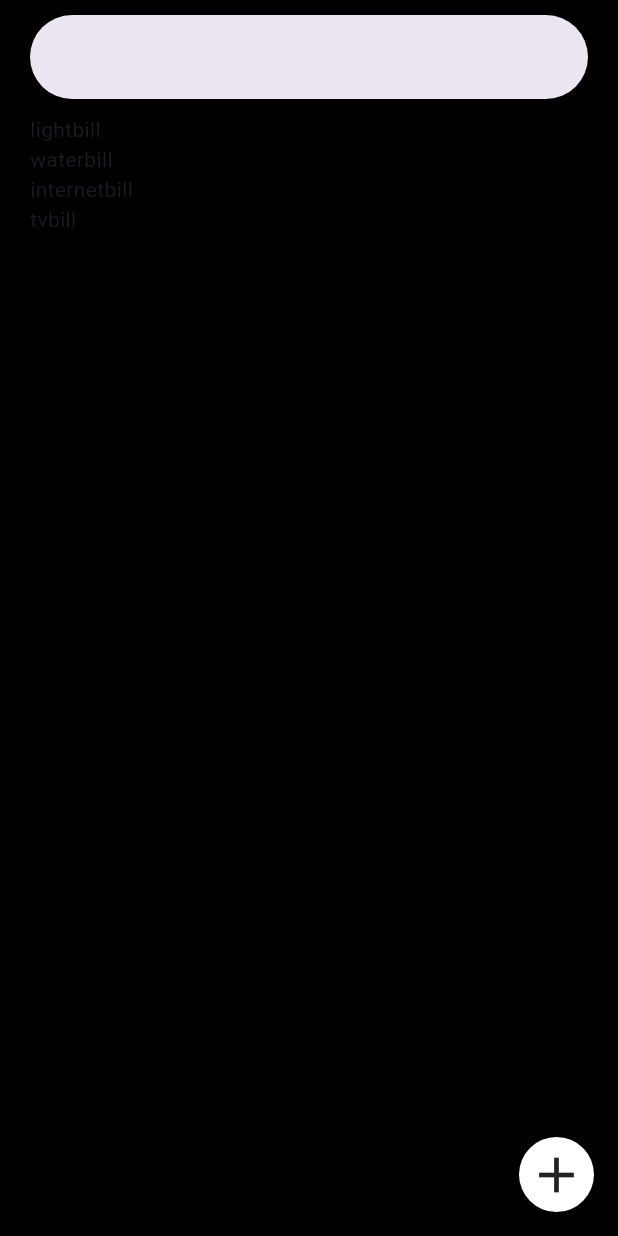
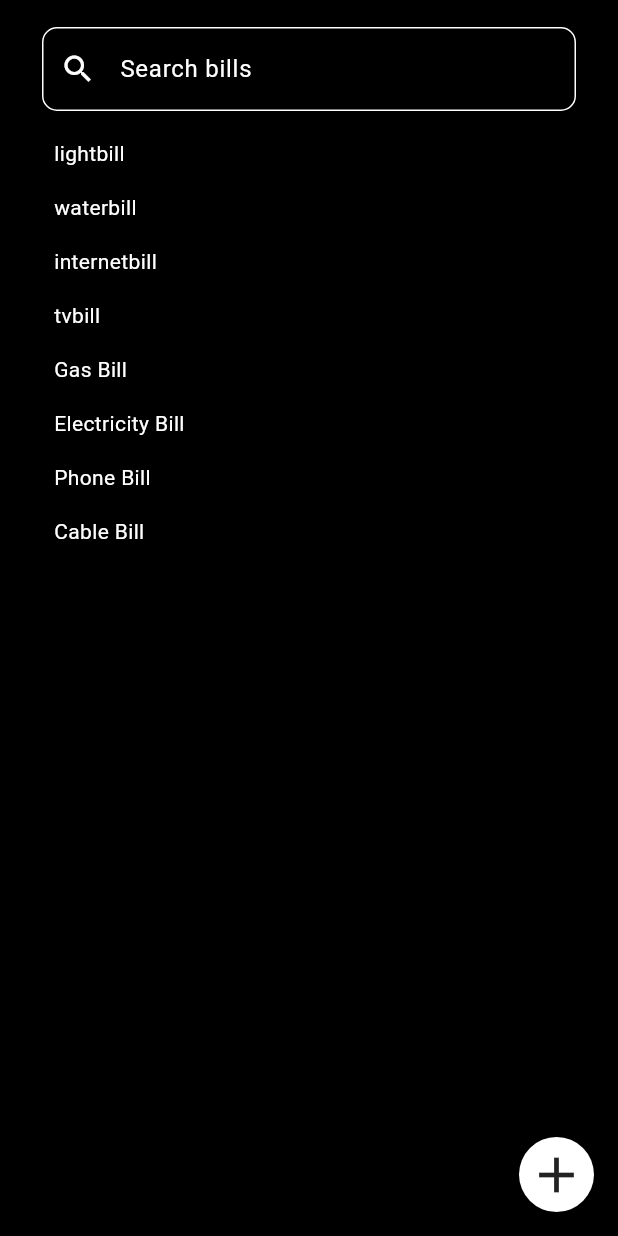
Before and after one commit to kundan-jadhav2001/home_management, a Flutter app: the Bills screen opened by its route, on a phone screen of 412 x 824 dp. Run offline on Flutter 3.47's test engine with Material 3 defaults, Android fonts, the phone set to English and light mode, and no system bars.

Commit message:
created file structure

```diff
--- /dev/null
+++ b/lib/models/bill.dart
@@ -0,0 +1,15 @@
+class Bill {
+  int id;
+  String name;
+  DateTime dueDate;
+  double amount;
+  String status;
+
+  Bill({
+    required this.id,
+    required this.name,
+    required this.dueDate,
+    required this.amount,
+    required this.status,
+  });
+}
--- a/lib/pages/bills.dart
+++ b/lib/pages/bills.dart
@@ -1,6 +1,8 @@
 import 'package:flutter/material.dart';
 
 class Bills extends StatefulWidget {
+  // Constructor for the Bills widget
+
   const Bills({super.key});
 
   @override
@@ -8,6 +10,37 @@ class Bills extends StatefulWidget {
 }
 
 class _BillsState extends State<Bills> {
+
+  void _filterBills(String query) {
+  setState(() {
+    _filteredBills = _allBills
+        .where((bill) => bill.toLowerCase().contains(query.toLowerCase()))
+        .toList();
+  });
+}
+  // List to store all bill names
+  final List<String> _allBills = [
+    "lightbill",
+    "waterbill",
+    "internetbill",
+    "tvbill",
+    "Gas Bill",
+    "Electricity Bill",
+    "Phone Bill",
+    "Cable Bill",
+  ];
+
+  // List to store the filtered bill names based on search input
+  List<String> _filteredBills = [];
+
+  // Controller for the search bar text field
+  final TextEditingController _searchController = TextEditingController();
+
+  @override
+  void initState() {
+    super.initState();
+    _filteredBills = _allBills;
+  }
   @override
   Widget build(BuildContext context) {
     Size size = MediaQuery.of(context).size;
@@ -27,7 +60,12 @@ class _BillsState extends State<Bills> {
                     const SizedBox(
                       height: 10,
                     ),
-                    searchBar(),
+                    _searchBar(
+                      searchController: _searchController,
+                      filterBills: _filterBills,
+                      filteredBills: _filteredBills,
+                      allBills: _allBills,
+                    ),
                   ],
                 )))),
         floatingActionButton: floatingActionButton(context: context));
@@ -65,37 +103,55 @@ GestureDetector floatingActionButton({required BuildContext context}) {
   );
 }
 
-Container searchBar() {
-  List<String> resultList = [
-    "lightbill",
-    "waterbill",
-    "internetbill",
-    "tvbill"
-  ];
-  return Container(
+// search bar for filtering bills
+Widget _searchBar({
+  required TextEditingController searchController,
+  required Function(String) filterBills,
+  required List<String> filteredBills,
+  required List<String> allBills,
+}) {
+  return Padding(
+      padding: const EdgeInsets.all(8.0),
       child: Column(
         children: [
-        SearchBar(
-          onChanged: (value) {
-            resultList =
-                resultList.where((element) => element.contains(value)).toList();
-            print(resultList);
-          },
+          TextField(
+            controller: searchController,
+            style: TextStyle(color: Colors.white),
+            decoration: InputDecoration(
+              hintText: 'Search bills',
+              hintStyle: TextStyle(color: Colors.white),
+              prefixIcon: Icon(Icons.search, color: Colors.white),
+              enabledBorder: OutlineInputBorder(
+                borderSide: BorderSide(color: Colors.white),
+                borderRadius: BorderRadius.circular(10.0),
+              ),
+              focusedBorder: OutlineInputBorder(
+                borderSide: BorderSide(color: Colors.white),
+                borderRadius: BorderRadius.circular(10.0),
+              ),
+            ),
+            onChanged: filterBills,
           ),
           const SizedBox(
             height: 10,
           ),
+          //list of bills to display on the screen.
           SizedBox(
-          height: double.maxFinite,
+            height: 500,
             width: double.maxFinite,
             child: ListView.builder(
-            itemCount: resultList.length,
-            itemBuilder: ((context, index) {
-              return Text(resultList[index]);
-            }),
+              itemCount: filteredBills.length,
+              itemBuilder: (context, index) {
+                return Padding(
+                  padding: const EdgeInsets.all(8.0),
+                  child: Text(
+                    filteredBills[index],
+                    style: TextStyle(color: Colors.white),
+                  ),
+                );
+              },
                 ),
           ),
         ],
-    ),
-  );
+      ));
 }
--- /dev/null
+++ b/lib/services/db_helper.dart
@@ -0,0 +1,3 @@
+class DBHelper {
+
+}
```
Also changed, not shown: pubspec.lock, 1 other file. Lines whose indentation alone changed are shown as unchanged.
